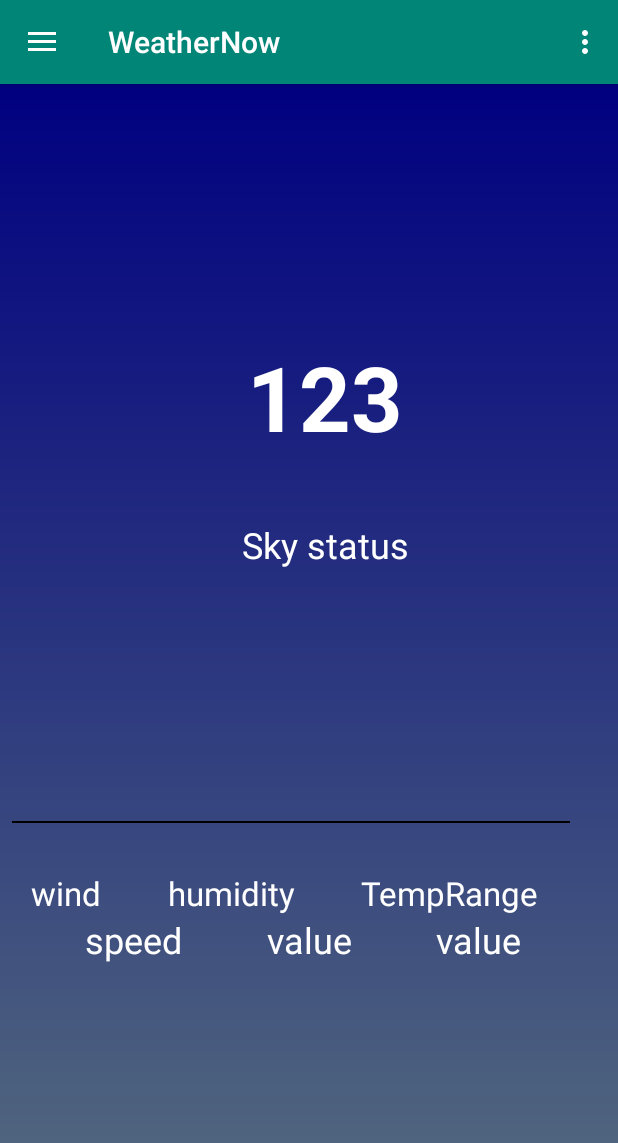
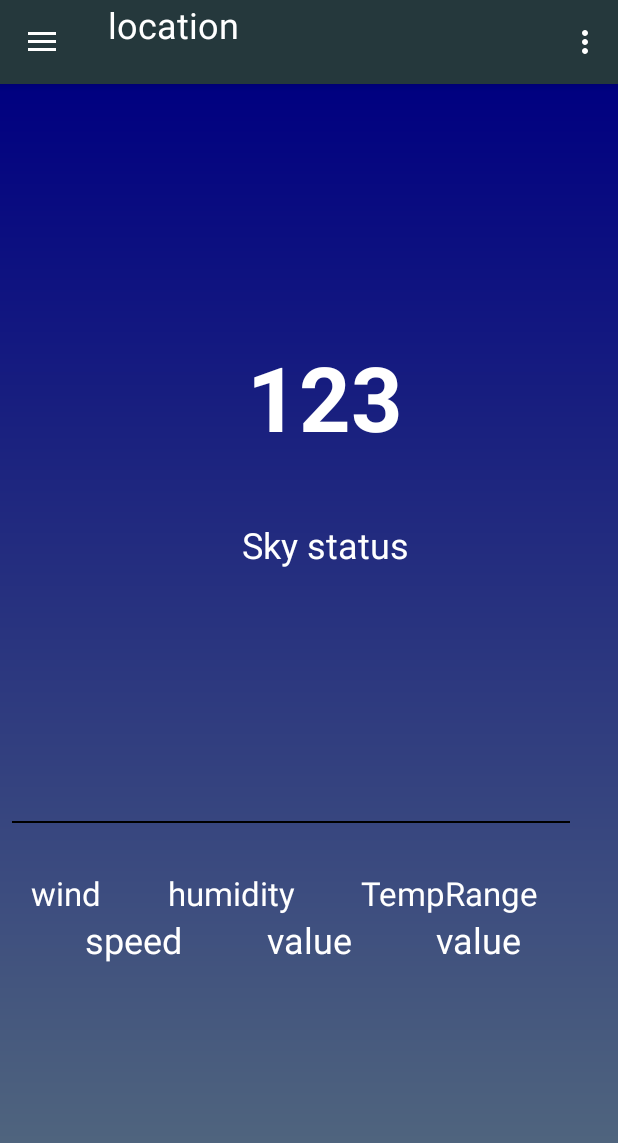
Before and after one commit to Perpetua-Kabute/Weather-Now, an Android app: the screen it shows after launch (LandingActivity), on a phone screen of 412 x 824 dp. Shown: the top 1143 px of the screen. Run offline under Robolectric (Android 15) with nearby library versions, the phone set to English and light mode, and no system bars.

Commit message:
Feat: display the locationt(name) in toolbar

```diff
--- a/app/src/main/java/com/androidplayground/weathernow/LandingActivity.java
+++ b/app/src/main/java/com/androidplayground/weathernow/LandingActivity.java
@@ -35,6 +35,7 @@ public class LandingActivity extends AppCompatActivity
         setContentView(R.layout.activity_landing);
         Toolbar toolbar = findViewById(R.id.toolbar);
         setSupportActionBar(toolbar);
+        getSupportActionBar().setDisplayShowTitleEnabled(false);
 
 
         DrawerLayout drawer = findViewById(R.id.drawer_layout);
@@ -139,6 +140,8 @@ public class LandingActivity extends AppCompatActivity
                     humidityValue.setText(String.valueOf(weatherResponse.main.humidity));
                     TextView tempRange = findViewById(R.id.temp_range);
                     tempRange.setText(String.valueOf((int)(weatherResponse.main.temp_max - 273.15)) +"/" + String.valueOf((int)(weatherResponse.main.temp_min - 273.15)) + " °C");
+                    TextView locationName = findViewById(R.id.location_name);
+                    locationName.setText(weatherResponse.name);
 
                 }
             }
--- a/app/src/main/res/layout/app_bar_landing.xml
+++ b/app/src/main/res/layout/app_bar_landing.xml
@@ -13,11 +13,23 @@
 
 
         <android.support.v7.widget.Toolbar
+            xmlns:android="http://schemas.android.com/apk/res/android"
             android:id="@+id/toolbar"
             android:layout_width="match_parent"
             android:layout_height="?attr/actionBarSize"
             android:background="?attr/colorPrimary"
-            app:popupTheme="@style/AppTheme.PopupOverlay" />
+            app:popupTheme="@style/AppTheme.PopupOverlay">
+                <TextView
+                    android:id="@+id/location_name"
+                    android:layout_width="match_parent"
+                    android:layout_height="match_parent"
+                    android:textSize="24sp"
+                    android:text="location"
+
+                    android:textColor="@color/front"/>
+        </android.support.v7.widget.Toolbar>
+
+
     </android.support.design.widget.AppBarLayout>
 
 
--- a/app/src/main/res/values/colors.xml
+++ b/app/src/main/res/values/colors.xml
@@ -1,7 +1,8 @@
 <?xml version="1.0" encoding="utf-8"?>
 <resources>
-    <color name="colorPrimary">#008577</color>
+    <color name="colorPrimary">#25383C</color>
     <color name="colorPrimaryDark">#00574B</color>
     <color name="colorAccent">#D81B60</color>
     <color name="background">#213e70 </color>
+    <color name="front">@android:color/background_light</color>
 </resources>
```
